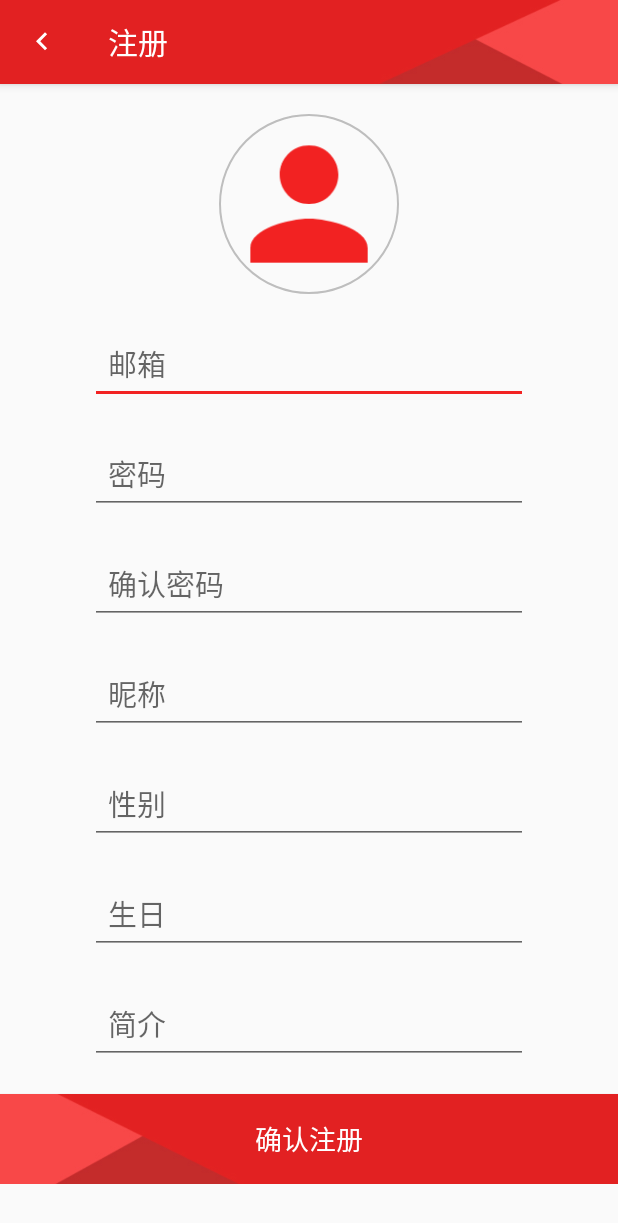
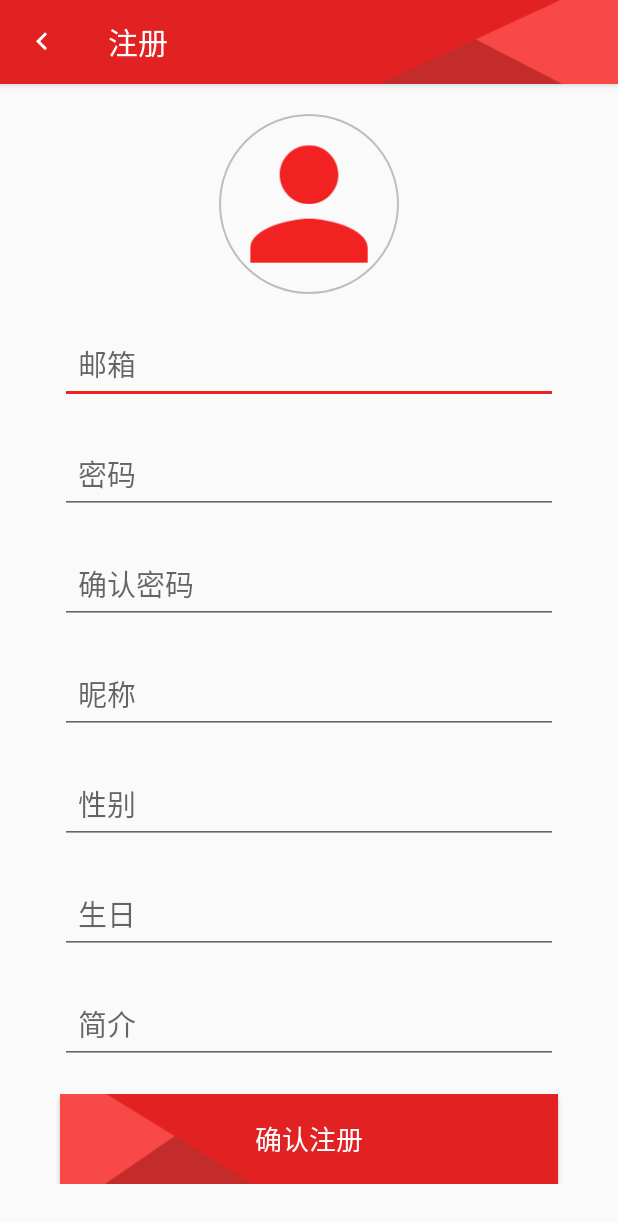
Before and after one commit to wang-jj/chat, an Android app: the RegistrationActivity screen opened directly, with no data from a screen before it, on a phone screen of 412 x 824 dp. Shown: the top 1223 px of the screen. Run offline under Robolectric (Android 15) with nearby library versions, the light colour scheme and no system bars; our stand-ins replace CircleImageView; pictures from the network do not load.

Commit message:
修改了一下注册界面以及登录界面的一些小错误

```diff
--- a/app/src/main/res/layout/activity_login.xml
+++ b/app/src/main/res/layout/activity_login.xml
@@ -25,7 +25,7 @@
             android:id="@+id/login_profile"
             android:layout_width="120dp"
             android:layout_height="120dp"
-            android:src="@mipmap/ic_launcher"
+            android:src="@drawable/icon_logo"
             android:layout_centerHorizontal="true"
             android:layout_marginTop="-70dp"
             android:padding="1dp"
--- a/app/src/main/res/layout/content_registration.xml
+++ b/app/src/main/res/layout/content_registration.xml
@@ -32,8 +32,8 @@
             android:layout_width="match_parent"
             android:layout_height="wrap_content"
             android:layout_marginTop="20dp"
-            android:layout_marginLeft="60dp"
-            android:layout_marginRight="60dp">
+            android:layout_marginLeft="40dp"
+            android:layout_marginRight="40dp">
 
             <EditText
                 android:id="@+id/registration_mail"
@@ -58,8 +58,8 @@
             android:layout_width="match_parent"
             android:layout_height="wrap_content"
             android:layout_marginTop="20dp"
-            android:layout_marginLeft="60dp"
-            android:layout_marginRight="60dp">
+            android:layout_marginLeft="40dp"
+            android:layout_marginRight="40dp">
 
             <EditText
                 android:id="@+id/registration_password"
@@ -83,8 +83,8 @@
             android:layout_width="match_parent"
             android:layout_height="wrap_content"
             android:layout_marginTop="20dp"
-            android:layout_marginLeft="60dp"
-            android:layout_marginRight="60dp">
+            android:layout_marginLeft="40dp"
+            android:layout_marginRight="40dp">
 
             <EditText
                 android:id="@+id/registration_password_again"
@@ -108,8 +108,8 @@
             android:layout_width="match_parent"
             android:layout_height="wrap_content"
             android:layout_marginTop="20dp"
-            android:layout_marginLeft="60dp"
-            android:layout_marginRight="60dp">
+            android:layout_marginLeft="40dp"
+            android:layout_marginRight="40dp">
 
             <EditText
                 android:id="@+id/registration_nickname"
@@ -134,8 +134,8 @@
             android:layout_width="match_parent"
             android:layout_height="wrap_content"
             android:layout_marginTop="20dp"
-            android:layout_marginLeft="60dp"
-            android:layout_marginRight="60dp">
+            android:layout_marginLeft="40dp"
+            android:layout_marginRight="40dp">
 
             <EditText
                 android:id="@+id/registration_gender"
@@ -189,8 +189,8 @@
             android:layout_width="match_parent"
             android:layout_height="wrap_content"
             android:layout_marginTop="20dp"
-            android:layout_marginLeft="60dp"
-            android:layout_marginRight="60dp">
+            android:layout_marginLeft="40dp"
+            android:layout_marginRight="40dp">
 
             <EditText
                 android:id="@+id/registration_birth"
@@ -216,8 +216,8 @@
             android:layout_width="match_parent"
             android:layout_height="wrap_content"
             android:layout_marginTop="20dp"
-            android:layout_marginLeft="60dp"
-            android:layout_marginRight="60dp">
+            android:layout_marginLeft="40dp"
+            android:layout_marginRight="40dp">
 
             <EditText
                 android:id="@+id/registration_introduction"
@@ -240,6 +240,8 @@
             android:layout_alignParentBottom="true"
             android:layout_below="@+id/registration_7"
             android:layout_marginTop="20dp"
+            android:layout_marginLeft="40dp"
+            android:layout_marginRight="40dp"
             android:background="@drawable/toolbar_background"
             android:scaleX="-1"
             android:text="确认注册"
```
Also changed, not shown: app/src/main/res/drawable/icon_logo.png (added).
